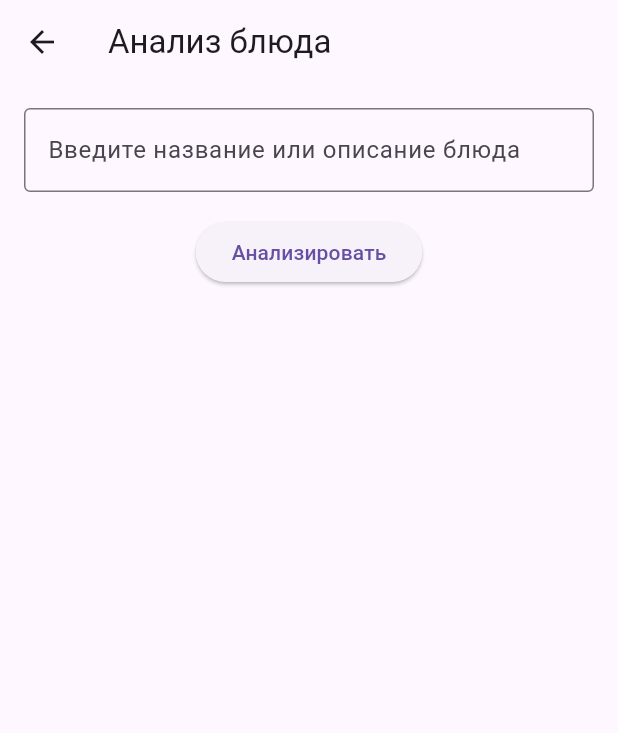
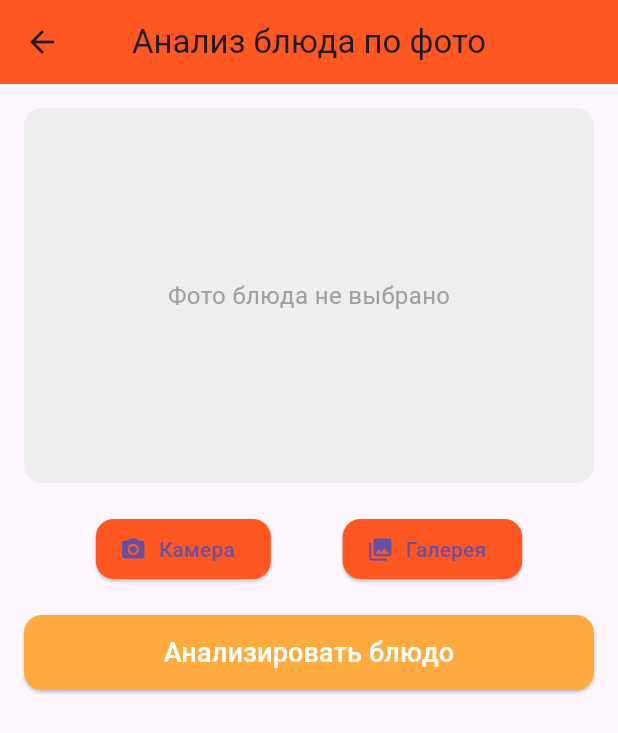
Before and after one commit to dicaaTok/YumYum, a Flutter app: the screen it shows after launch, after a tap on "Анализ полезности блюда", on a phone screen of 412 x 824 dp. Shown: the top 733 px of the screen. Run offline on Flutter 3.47's test engine with Material 3 defaults, Android fonts, the phone set to English and light mode, and no system bars; our stand-ins replace flutter_dotenv, hive, hive_flutter, image_picker; accounts and stored records are empty; generated files the repository leaves out were written again.

Commit message:
8.11.2025 UI

```diff
--- a/lib/main.dart
+++ b/lib/main.dart
@@ -1,27 +1,34 @@
 import 'package:flutter/material.dart';
+import 'package:hive_flutter/hive_flutter.dart';
 import 'package:flutter_dotenv/flutter_dotenv.dart';
-import 'package:hive_flutter/hive_flutter.dart';
 import 'models/user_recipe.dart';
 import 'screens/home_screen.dart';
 
-void main() async {
+Future<void> main() async {
   WidgetsFlutterBinding.ensureInitialized();
+
+  // ✅ Загружаем .env перед любыми зависимостями
   await dotenv.load(fileName: ".env");
+
+  // ✅ Инициализация Hive
   await Hive.initFlutter();
   Hive.registerAdapter(UserRecipeAdapter());
   await Hive.openBox<UserRecipe>('user_recipes');
 
-  runApp(const MyApp());
+  runApp(const YumYumApp());
 }
 
-class MyApp extends StatelessWidget {
-  const MyApp({super.key});
+class YumYumApp extends StatelessWidget {
+  const YumYumApp({super.key});
 
   @override
   Widget build(BuildContext context) {
     return MaterialApp(
-      title: 'Книжка рецептов с ИИ',
-      theme: ThemeData(primarySwatch: Colors.orange),
+      title: 'YumYum 🍳',
+      debugShowCheckedModeBanner: false,
+      theme: ThemeData(
+        primarySwatch: Colors.orange,
+      ),
       home: const HomeScreen(),
     );
   }
--- a/lib/screens/analyze_dish_screen.dart
+++ b/lib/screens/analyze_dish_screen.dart
@@ -1,75 +1,164 @@
+import 'dart:io';
 import 'package:flutter/material.dart';
-import '../services/ai_service.dart';
+import 'package:image_picker/image_picker.dart';
+import '../services/hf_service.dart';
 
 class AnalyzeDishScreen extends StatefulWidget {
-  const AnalyzeDishScreen({super.key});
+  const AnalyzeDishScreen({Key? key}) : super(key: key);
 
   @override
   State<AnalyzeDishScreen> createState() => _AnalyzeDishScreenState();
 }
 
 class _AnalyzeDishScreenState extends State<AnalyzeDishScreen> {
-  final _controller = TextEditingController();
-  Map<String, dynamic>? _result;
-  bool _loading = false;
+  File? _image;
+  String _result = '';
+  bool _isLoading = false;
 
-  Future<void> _analyze() async {
-    if (_controller.text.isEmpty) return;
-    setState(() => _loading = true);
+  final ImagePicker _picker = ImagePicker();
 
-    final result = await AIService.analyzeDish(_controller.text);
+  Future<void> _pickImage(ImageSource source) async {
+    final pickedFile = await _picker.pickImage(source: source);
+    if (pickedFile != null) {
+      setState(() {
+        _image = File(pickedFile.path);
+      });
+    }
+  }
+
+  Future<void> _analyzeImage() async {
+    if (_image == null) return;
 
     setState(() {
+      _isLoading = true;
+      _result = '';
+    });
+
+    try {
+      final result = await HFService.recognizeFood(_image!);
+      setState(() {
         _result = result;
-      _loading = false;
       });
+    } catch (e) {
+      setState(() {
+        _result = 'Ошибка: $e';
+      });
+    } finally {
+      setState(() {
+        _isLoading = false;
+      });
+    }
   }
 
   @override
   Widget build(BuildContext context) {
     return Scaffold(
-      appBar: AppBar(title: const Text('Анализ блюда')),
-      body: Padding(
-        padding: const EdgeInsets.all(16),
+      appBar: AppBar(
+        title: const Text("Анализ блюда по фото"),
+        backgroundColor: Colors.deepOrange,
+        centerTitle: true,
+      ),
+      body: SafeArea(
+        child: SingleChildScrollView( // ✅ Фикс для overflow
+          padding: const EdgeInsets.all(16.0),
           child: Column(
+            crossAxisAlignment: CrossAxisAlignment.center,
             children: [
-            TextField(
-              controller: _controller,
-              decoration: const InputDecoration(
-                labelText: 'Введите название или описание блюда',
-                border: OutlineInputBorder(),
+              if (_image != null)
+                ClipRRect(
+                  borderRadius: BorderRadius.circular(12),
+                  child: Image.file(
+                    _image!,
+                    height: 250,
+                    width: double.infinity,
+                    fit: BoxFit.cover,
+                  ),
+                )
+              else
+                Container(
+                  height: 250,
+                  width: double.infinity,
+                  decoration: BoxDecoration(
+                    color: Colors.grey[200],
+                    borderRadius: BorderRadius.circular(12),
+                  ),
+                  child: const Center(
+                    child: Text(
+                      "Фото блюда не выбрано",
+                      style: TextStyle(fontSize: 16, color: Colors.grey),
                     ),
                   ),
-            const SizedBox(height: 16),
-            ElevatedButton(
-              onPressed: _loading ? null : _analyze,
-              child: _loading
-                  ? const CircularProgressIndicator()
-                  : const Text('Анализировать'),
                 ),
               const SizedBox(height: 20),
-            if (_result != null)
-              Expanded(
-                child: Card(
-                  child: Padding(
-                    padding: const EdgeInsets.all(16),
-                    child: Column(
-                      crossAxisAlignment: CrossAxisAlignment.start,
+
+              // Кнопки выбора фото
+              Row(
+                mainAxisAlignment: MainAxisAlignment.spaceEvenly,
                 children: [
-                        Text('Калории: ${_result!['calories']}'),
-                        Text('Белки: ${_result!['proteins']}'),
-                        Text('Жиры: ${_result!['fats']}'),
-                        Text('Углеводы: ${_result!['carbs']}'),
-                        Text('Оценка полезности: ${_result!['healthScore']} / 10'),
-                        const SizedBox(height: 8),
-                        Text('Совет: ${_result!['advice']}'),
-                      ],
+                  ElevatedButton.icon(
+                    onPressed: () => _pickImage(ImageSource.camera),
+                    icon: const Icon(Icons.camera_alt),
+                    label: const Text("Камера"),
+                    style: ElevatedButton.styleFrom(
+                      backgroundColor: Colors.deepOrange,
+                      shape: RoundedRectangleBorder(
+                        borderRadius: BorderRadius.circular(12),
                       ),
+                    ),
+                  ),
+                  ElevatedButton.icon(
+                    onPressed: () => _pickImage(ImageSource.gallery),
+                    icon: const Icon(Icons.photo_library),
+                    label: const Text("Галерея"),
+                    style: ElevatedButton.styleFrom(
+                      backgroundColor: Colors.deepOrange,
+                      shape: RoundedRectangleBorder(
+                        borderRadius: BorderRadius.circular(12),
                       ),
                     ),
                   ),
                 ],
               ),
+              const SizedBox(height: 20),
+
+              // Кнопка анализа
+              ElevatedButton(
+                onPressed: _isLoading ? null : _analyzeImage,
+                style: ElevatedButton.styleFrom(
+                  backgroundColor: Colors.orangeAccent,
+                  minimumSize: const Size(double.infinity, 50),
+                  shape: RoundedRectangleBorder(
+                    borderRadius: BorderRadius.circular(12),
+                  ),
+                ),
+                child: _isLoading
+                    ? const CircularProgressIndicator(color: Colors.white)
+                    : const Text(
+                  "Анализировать блюдо",
+                  style: TextStyle(fontSize: 18, color: Colors.white),
+                ),
+              ),
+              const SizedBox(height: 30),
+
+              // Результат анализа
+              if (_result.isNotEmpty)
+                Container(
+                  width: double.infinity,
+                  padding: const EdgeInsets.all(16),
+                  decoration: BoxDecoration(
+                    color: Colors.orange.shade50,
+                    borderRadius: BorderRadius.circular(12),
+                    border: Border.all(color: Colors.deepOrange.shade200),
+                  ),
+                  child: Text(
+                    _result,
+                    style: const TextStyle(fontSize: 16),
+                    textAlign: TextAlign.center,
+                  ),
+                ),
+            ],
+          ),
+        ),
       ),
     );
   }
--- a/lib/screens/home_screen.dart
+++ b/lib/screens/home_screen.dart
@@ -1,15 +1,16 @@
 import 'dart:io';
 import 'package:flutter/material.dart';
 import 'package:image_picker/image_picker.dart';
-import 'package:yum_yum/screens/recipe_screen.dart';
-import 'analyze_dish_screen.dart';
 import '../services/hf_service.dart';
 import '../services/ai_service.dart';
+import '../services/recipe_storage_service.dart';
+import '../models/user_recipe.dart';
 import '../widgets/recipe_card.dart';
 import 'ingredients_screen.dart';
 import 'add_recipe_screen.dart';
 import 'my_recipes_screen.dart';
-import '../widgets/text_recipe_card.dart';
+import 'analyze_dish_screen.dart';
+import 'rating_screen.dart';
 
 class HomeScreen extends StatefulWidget {
   const HomeScreen({super.key});
@@ -36,10 +37,20 @@ class _HomeScreenState extends State<HomeScreen> {
 
       _image = File(picked.path);
 
-      final label = await HuggingFaceService.recognizeFood(_image!);
+      final label = await HFService.recognizeFood(_image!);
       _recognizedDish = label;
 
       _recipe = await AIService.getRecipeFromOpenAI(label);
+
+      // Сохраняем в Hive
+      final newRecipe = UserRecipe(
+        title: _recognizedDish ?? 'Без названия',
+        description: _recipe ?? '',
+        ingredients: ['Не указано'],
+        steps: ['Шаги не распознаны'],
+      );
+
+      await RecipeStorageService.addRecipe(newRecipe);
     } catch (e) {
       _recipe = 'Ошибка: $e';
     }
@@ -118,6 +129,7 @@ class _HomeScreenState extends State<HomeScreen> {
                   );
                 },
               ),
+              const SizedBox(height: 12),
               ElevatedButton.icon(
                 icon: const Icon(Icons.star),
                 label: const Text('Рейтинг рецептов'),
@@ -125,12 +137,10 @@ class _HomeScreenState extends State<HomeScreen> {
                   Navigator.push(
                     context,
                     MaterialPageRoute(
-                      builder: (_) => RatingScreen(recipes: []), // сюда подставим список
-                    ),
+                        builder: (_) => RatingScreen(recipes: [])),
                   );
                 },
               ),
-
               const SizedBox(height: 24),
               if (_recognizedDish != null)
                 Text(
@@ -142,7 +152,20 @@ class _HomeScreenState extends State<HomeScreen> {
                   textAlign: TextAlign.center,
                 ),
               const SizedBox(height: 16),
-              if (_recipe != null) TextRecipeCard(recipeText: _recipe!),
+              if (_recipe != null)
+                Card(
+                  shape: RoundedRectangleBorder(
+                      borderRadius: BorderRadius.circular(16)),
+                  elevation: 4,
+                  margin: const EdgeInsets.symmetric(vertical: 10),
+                  child: Padding(
+                    padding: const EdgeInsets.all(16.0),
+                    child: Text(
+                      _recipe!,
+                      style: const TextStyle(fontSize: 16),
+                    ),
+                  ),
+                ),
             ],
           ),
         ),
--- a/pubspec.yaml
+++ b/pubspec.yaml
@@ -68,6 +68,8 @@ flutter:
   # included with your application, so that you can use the icons in
   # the material Icons class.
   uses-material-design: true
+  assets:
+    - .env
 
   # To add assets to your application, add an assets section, like this:
   # assets:
```
Also changed, not shown: lib/models/recipe.dart (deleted, +0 -47 lines), lib/screens/my_recipes_screen.dart (+34 -49 lines), lib/services/hf_service.dart (+29 -26 lines), lib/services/image_service.dart (deleted, +0 -43 lines), lib/services/recipe_storage_service.dart (added, +26 -0 lines), 2 other files. Lines whose indentation alone changed are shown as unchanged.
